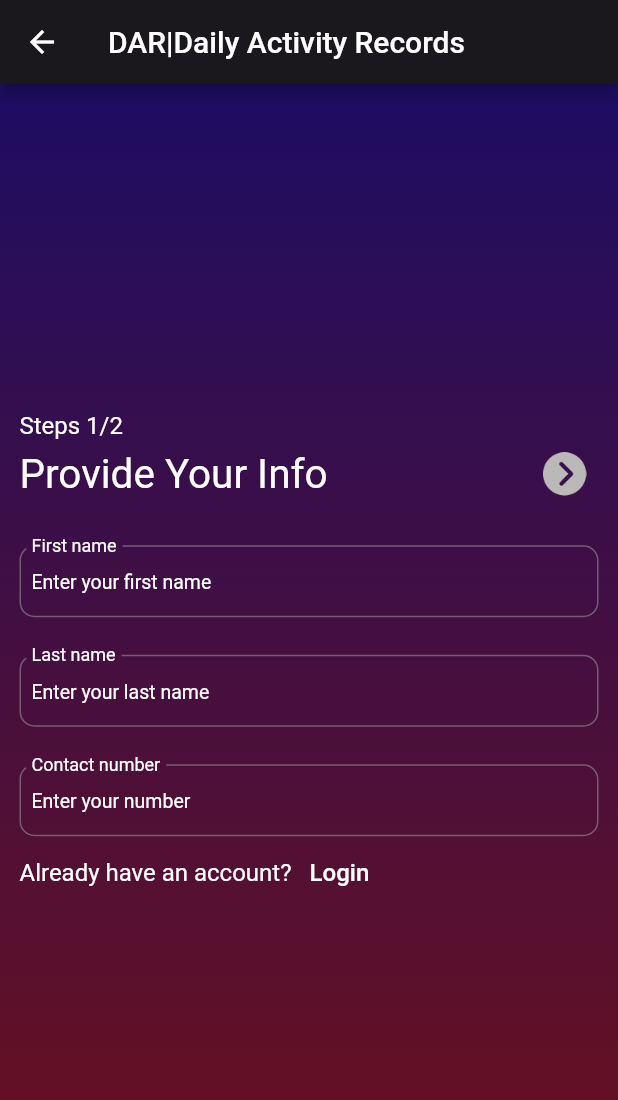
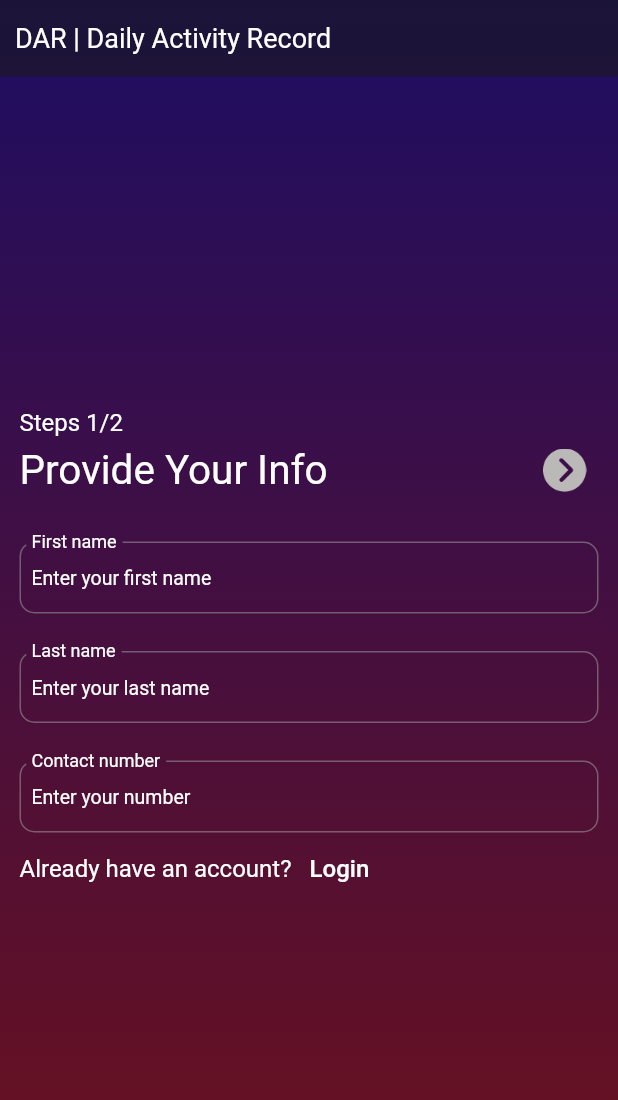
Before and after one commit to Farazjahangir/flutterPracticeApp, a Flutter app: the Register screen opened by its route, on a phone screen of 412 x 824 dp. Shown: the top 1100 px of the screen. Run offline on Flutter 3.47's test engine with Material 2 defaults, Android fonts, the phone set to English and light mode, and no system bars; our stand-ins replace firebase_auth, firebase_core; accounts and stored records are empty.

Commit message:
created header widget

```diff
--- a/lib/screens/register.dart
+++ b/lib/screens/register.dart
@@ -1,8 +1,8 @@
 import 'package:flutter/material.dart';
 
-import '../widgets/button.dart';
 import '../widgets/personalInfo.dart';
 import '../widgets/registerAcc.dart';
+import '../widgets/header.dart';
 
 class Register extends StatefulWidget {
   const Register({Key? key}) : super(key: key);
@@ -45,11 +45,8 @@ class RegisterState extends State<Register> {
   @override
   Widget build(BuildContext context) {
     return Scaffold(
-      appBar: AppBar(
-        backgroundColor: const Color.fromARGB(255, 26, 24, 29),
-        title: const Text('DAR|Daily Activity Records'),
-      ),
-      body: Container(
+      body: SafeArea(
+        child: Container(
           decoration: const BoxDecoration(
               gradient: LinearGradient(
             begin: Alignment.topRight,
@@ -57,15 +54,20 @@ class RegisterState extends State<Register> {
             colors: [Color(0xff1d0d63), Color(0xff6d111c)],
           )),
           width: double.infinity,
+          child: Column(
+            children: [
+              Header(),
+              Expanded(
                 child: Container(
-          width: 10.0,
+                  alignment: Alignment.center,
                   margin: const EdgeInsets.only(left: 13, right: 13),
                   child: Column(
                     mainAxisAlignment: MainAxisAlignment.center,
                     crossAxisAlignment: CrossAxisAlignment.start,
                     children: [
                       Text('Steps $currentStep/$totalSteps',
-                  style: const TextStyle(fontSize: 16, color: Colors.white)),
+                          style: const TextStyle(
+                              fontSize: 16, color: Colors.white)),
                       if (currentStep == 1)
                         PersonalInfo(
                             nextStep: nextStep,
@@ -77,7 +79,8 @@ class RegisterState extends State<Register> {
                             prevStep: prevStep,
                             emailController: emailController,
                             passwordController: passwordController,
-                    confirmPasswordController: confirmPasswordController,
+                            confirmPasswordController:
+                                confirmPasswordController,
                             register: register),
                       Row(
                         mainAxisAlignment: MainAxisAlignment.start,
@@ -89,9 +92,14 @@ class RegisterState extends State<Register> {
                           TextButton(
                               onPressed: () => navigateTo('Login'),
                               child: const Text("Login",
-                          style: TextStyle(fontSize: 16, color: Colors.white)))
+                                  style: TextStyle(
+                                      fontSize: 16, color: Colors.white)))
                         ],
                       )
+                    ],
+                  ),
+                ),
+              ),
             ],
           ),
         ),
--- /dev/null
+++ b/lib/widgets/header.dart
@@ -0,0 +1,23 @@
+import 'package:flutter/src/foundation/key.dart';
+import 'package:flutter/src/widgets/framework.dart';
+
+import 'package:flutter/material.dart';
+
+class Header extends StatelessWidget {
+  final String title;
+
+  Header({this.title = 'DAR | Daily Activity Record'});
+
+  @override
+  Widget build(BuildContext context) {
+    return Container(
+      width: double.infinity,
+      padding: const EdgeInsets.fromLTRB(10, 15, 10, 15),
+      color: const Color(0xFF1A181D).withOpacity(0.6),
+      child: Text(
+        title,
+        style: const TextStyle(fontSize: 18, color: Colors.white),
+      ),
+    );
+  }
+}
```
Lines whose indentation alone changed are shown as unchanged.
